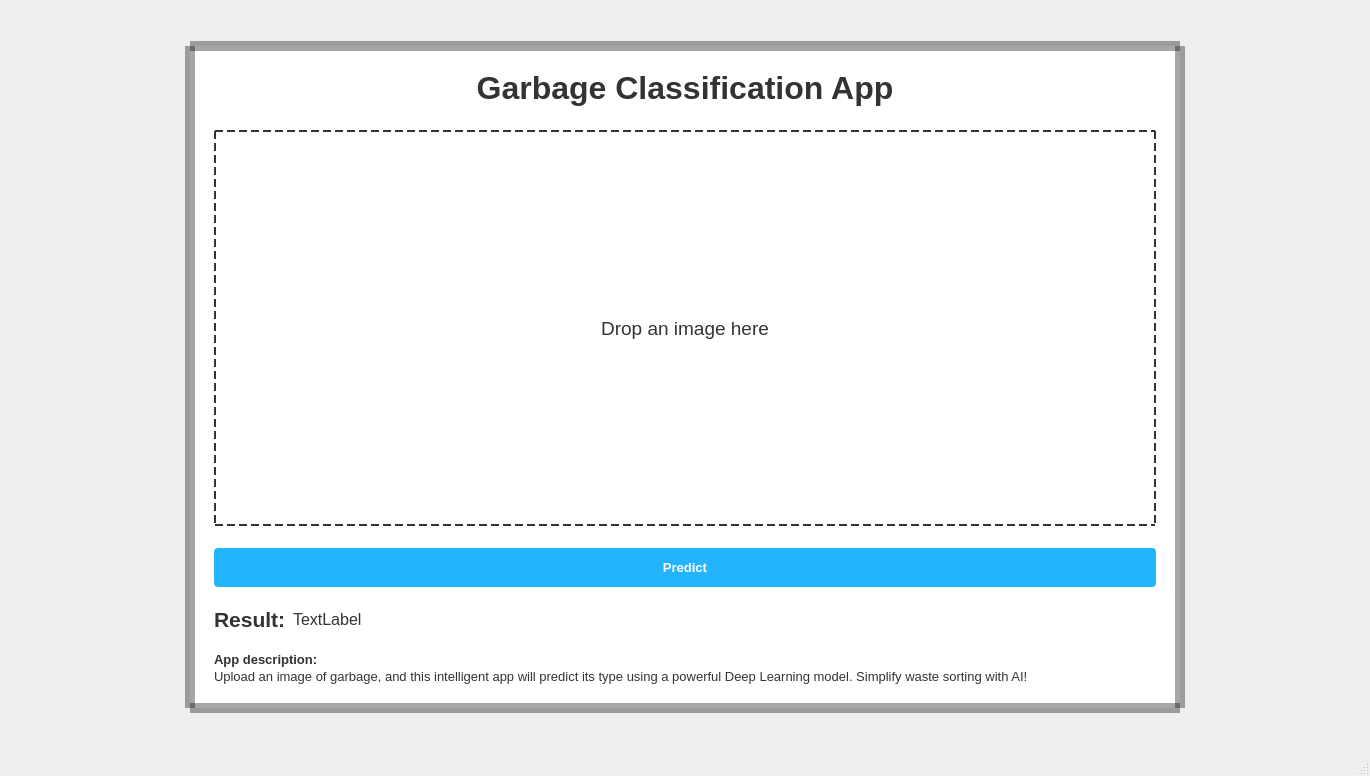
minhluquang/Garbage-Classification, file ui/classify.ui: the form before one commit.
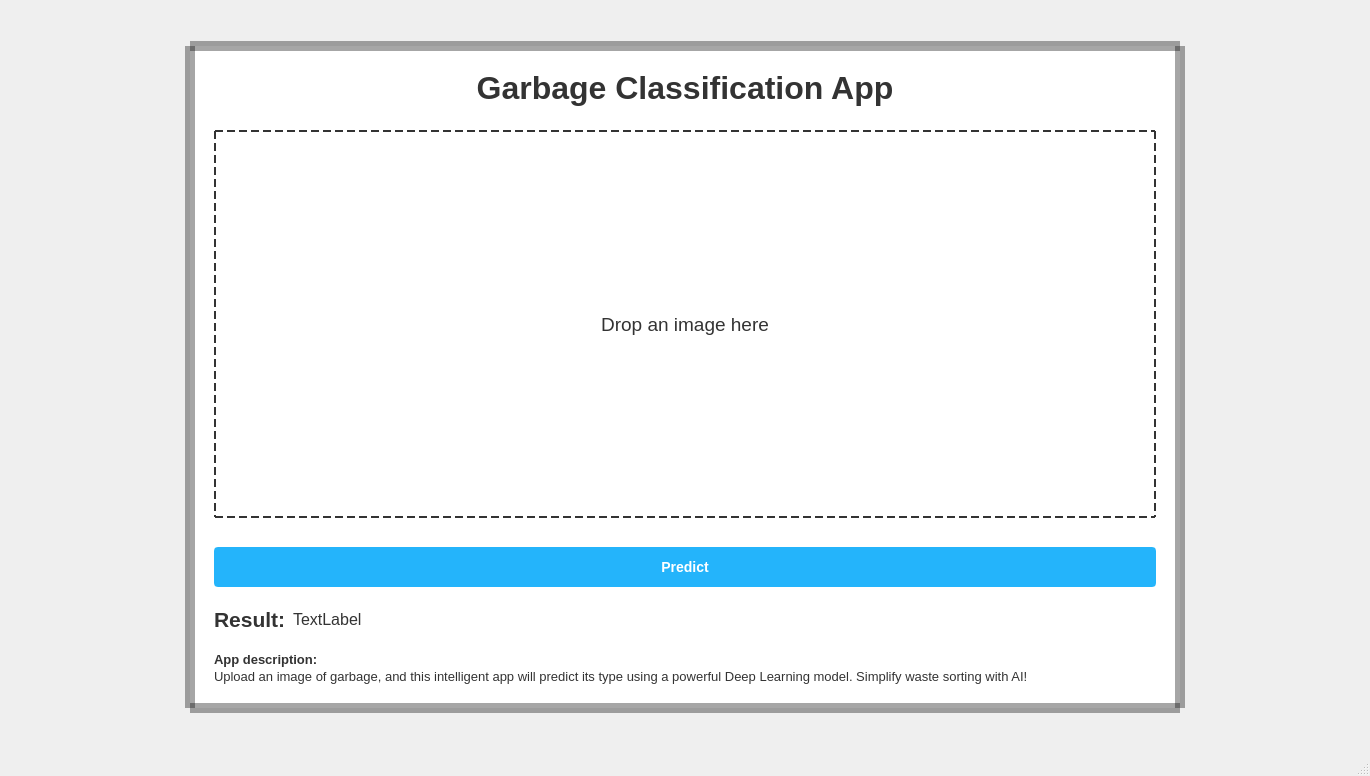
The form after the commit. Icons and pictures are not drawn.

What changed in the file:
```diff
--- a/ui/classify.ui
+++ b/ui/classify.ui
@@ -64,6 +64,8 @@
  	background-color: #24b4fb;
 	color: #fff;
 	margin-top: 10px;
+    font-weight: bold;
+    font-size: 14px;
 }
 
 QPushButton:hover {
@@ -72,7 +74,8 @@
 
 #lbl_image {
 	margin-top: 4px;
-	border: 2px dashed #333
+	border: 2px dashed #333;
+	margin-bottom: 8px;
 }
 </string>
   </property>
@@ -191,7 +194,7 @@
           <widget class="QPushButton" name="btn_predict">
            <property name="font">
             <font>
-             <pointsize>10</pointsize>
+             <pointsize>-1</pointsize>
              <weight>75</weight>
              <bold>true</bold>
             </font>
```
Left out of the diff: 4 changed lines with no effect on the pictures.
